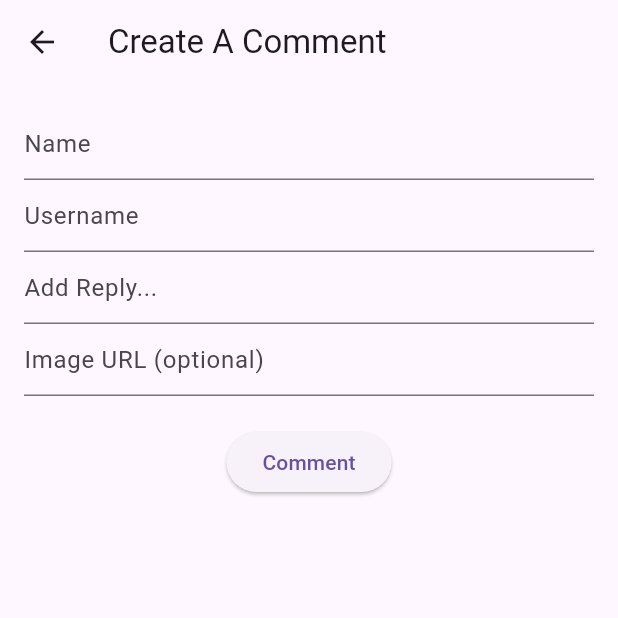
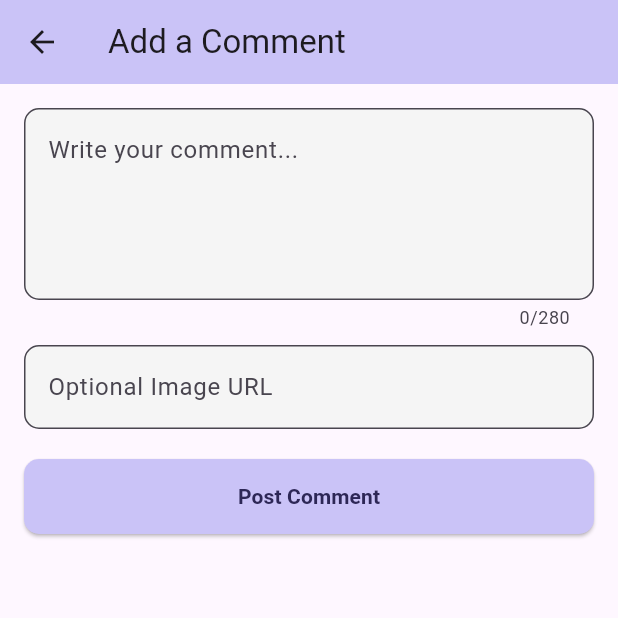
Before and after one commit to AllanSangle/final_project, a Flutter app: the CreateComment screen opened directly, on a phone screen of 412 x 824 dp, the top half of it. Run offline on Flutter 3.47's test engine with Material 3 defaults, Android fonts, the phone set to English and light mode, and no system bars; our stand-ins replace cloud_firestore, firebase_auth, firebase_core, flutter_local_notifications, sqflite; accounts and stored records are empty.

Commit message:
comments work dont load

```diff
--- a/lib/Comment.dart
+++ b/lib/Comment.dart
@@ -1,6 +1,7 @@
 import 'package:cloud_firestore/cloud_firestore.dart';
 import 'package:final_project/TweetPage.dart';
 import 'package:flutter/material.dart';
+import 'package:firebase_auth/firebase_auth.dart';
 
 final commentsRef = FirebaseFirestore.instance.collection('comments');
 class Comment {
@@ -63,64 +64,114 @@ class CommentsList extends StatelessWidget {
   }
 }
 
-class CreateComment extends StatefulWidget
-{
+
+
+
+
+class CreateComment extends StatefulWidget {
   const CreateComment({super.key});
+
   @override
   _CreateCommentState createState() => _CreateCommentState();
 }
 
-class _CreateCommentState extends State<CreateComment>
-{
-  final userLongName = TextEditingController();
-  final userShortName = TextEditingController();
-  final text = TextEditingController();
-  final imageURL = TextEditingController();
+class _CreateCommentState extends State<CreateComment> {
+  final TextEditingController _commentController = TextEditingController();
+  final TextEditingController _imageURLController = TextEditingController();
 
-  void submitComment()
-  {
+  @override
+  void dispose() {
+    _commentController.dispose();
+    _imageURLController.dispose();
+    super.dispose();
+  }
+
+  void submitComment() {
+    final user = FirebaseAuth.instance.currentUser;
+
+    if (user == null) {
+      // Handle case where no user is logged in
+      ScaffoldMessenger.of(context).showSnackBar(
+        const SnackBar(content: Text('Please log in to comment')),
+      );
+      return;
+    }
+
+    if (_commentController.text.trim().isEmpty) {
+      // Prevent empty comments
+      ScaffoldMessenger.of(context).showSnackBar(
+        const SnackBar(content: Text('Comment cannot be empty')),
+      );
+      return;
+    }
+
     final newComment = Comment(
-      userLongName: userLongName.text,
-      userShortName: userShortName.text,
+      userLongName: user.displayName ?? 'Anonymous User', // Use Firebase user's display name
+      userShortName: '@${user.email?.split('@').first ?? 'user'}', // Create a short username from email
       timestamp: DateTime.now(),
-      text: text.text,
-      imageURL: imageURL.text,
+      text: _commentController.text.trim(),
+      imageURL: _imageURLController.text.trim().isNotEmpty
+        ? _imageURLController.text.trim()
+        : '', // Optional image URL
     );
 
     Navigator.pop(context, newComment);
   }
 
   @override
-  Widget build(BuildContext context)
-  {
+  Widget build(BuildContext context) {
     return Scaffold(
       appBar: AppBar(
-        title: const Text("Create A Comment"),
+        title: const Text("Add a Comment"),
+        backgroundColor: const Color.fromARGB(255, 202, 195, 247),
       ),
       body: Padding(
         padding: const EdgeInsets.all(16.0),
         child: Column(
+          crossAxisAlignment: CrossAxisAlignment.stretch,
           children: [
             TextField(
-              controller: userLongName,
-              decoration: const InputDecoration(hintText: 'Name'),
+              controller: _commentController,
+              decoration: InputDecoration(
+                hintText: "Write your comment...",
+                border: OutlineInputBorder(
+                  borderRadius: BorderRadius.circular(10),
+                ),
+                filled: true,
+                fillColor: Colors.grey[100],
+              ),
+              maxLines: 4,
+              maxLength: 280, // Optional: Limit comment length
             ),
+            const SizedBox(height: 10),
             TextField(
-              controller: userShortName,
-              decoration: const InputDecoration(hintText: 'Username'),
-            ),
-            TextField(
-              controller: text,
-              decoration: const InputDecoration(hintText: "Add Reply..."),
-            ),
-            TextField(
-              controller: imageURL,
-              decoration: const InputDecoration(hintText: "Image URL (optional)"),
+              controller: _imageURLController,
+              decoration: InputDecoration(
+                hintText: "Optional Image URL",
+                border: OutlineInputBorder(
+                  borderRadius: BorderRadius.circular(10),
+                ),
+                filled: true,
+                fillColor: Colors.grey[100],
+              ),
             ),
             const SizedBox(height: 20),
             ElevatedButton(
               onPressed: submitComment,
-              child: const Text("Comment"),
+              style: ElevatedButton.styleFrom(
+                backgroundColor: const Color.fromARGB(255, 202, 195, 247),
+                padding: const EdgeInsets.symmetric(vertical: 15),
+                shape: RoundedRectangleBorder(
+                  borderRadius: BorderRadius.circular(10),
+                ),
+              ),
+              child: const Text(
+                "Post Comment",
+                style: TextStyle(
+                  color: Color.fromARGB(255, 45, 39, 86),
+                  fontWeight: FontWeight.bold,
+                ),
+              ),
             ),
           ],
         ),
--- a/lib/Tweet.dart
+++ b/lib/Tweet.dart
@@ -21,7 +21,8 @@ class Tweet {
   bool isBookmarked;
   bool isLiked;
   bool isRetweeted;
-  List<Comment> comments;
+  List<Comment> comments; // Change this line
+
   List<String> likedBy;
   List<String> retweetedBy;
 
@@ -39,10 +40,10 @@ class Tweet {
     this.isBookmarked = false,
     this.isLiked = false,
     this.isRetweeted = false,
-    this.comments = const [],
+    List<Comment>? comments,
     this.likedBy = const [],
     this.retweetedBy = const [],
-  });
+  }) : comments = comments ?? [];
 
   Map<String, dynamic> toMap() {
     return {
@@ -157,15 +158,14 @@ class TweetInteractionManager {
       reply.id = docRef.id;
 
       setState(() {
-        tweet.comments.add(reply);
+        // Create a new list with existing comments and the new comment
+        tweet.comments = List<Comment>.from(tweet.comments)..add(reply);
         tweet.numComments++;
       });
 
       await tweetsRef.doc(tweet.id).update({
         'numComments': tweet.numComments,
       });
-
-
     }
   }
 }
@@ -220,14 +220,30 @@ class _TweetWidgetState extends State<TweetWidget> {
   }
 
   Future<void> loadComments(Tweet tweet) async {
+    try {
+      // Query the comments collection to fetch comments related to the tweet
       final querySnapshot = await commentsRef
-        .where('tweetId', isEqualTo: tweet.id)
-        .orderBy('timestamp', descending: false)
+          .where('tweetId', isEqualTo: tweet.id) // Match comments with the tweet ID
+          .orderBy('timestamp', descending: false) // Sort comments by timestamp in ascending order
           .get();
 
+      // Map the query snapshot to a list of Comment objects
+      final comments = querySnapshot.docs.map((doc) {
+        try {
+          return Comment.fromDocument(doc); // Parse each comment document
+        } catch (e) {
+          print("Error parsing comment: $e");
+          return null; // Skip malformed comments
+        }
+      }).where((comment) => comment != null).toList().cast<Comment>();
+
+      // Update the tweet object with the loaded comments
       setState(() {
-      tweet.comments = querySnapshot.docs.map((doc) => Comment.fromDocument(doc)).toList();
+        tweet.comments = comments;
       });
+    } catch (e) {
+      print("Error loading comments for tweet with ID ${tweet.id}: $e");
+    }
   }
 
   Future<void> newTweet(Tweet tweet) async {
@@ -237,13 +253,11 @@ class _TweetWidgetState extends State<TweetWidget> {
       tweets.insert(0, tweet);
     });
   }
-    void favouriteTweet(Tweet tweet)
-  {
-    setState(()
-    {
+
+  void favouriteTweet(Tweet tweet) {
+    setState(() {
       tweet.isBookmarked = !tweet.isBookmarked;
-      tweets.sort((a, b)
-      {
+      tweets.sort((a, b) {
         if (a.isBookmarked && !b.isBookmarked) return -1;
         if (!a.isBookmarked && b.isBookmarked) return 1;
         return 0;
```
Lines whose indentation alone changed are shown as unchanged.
